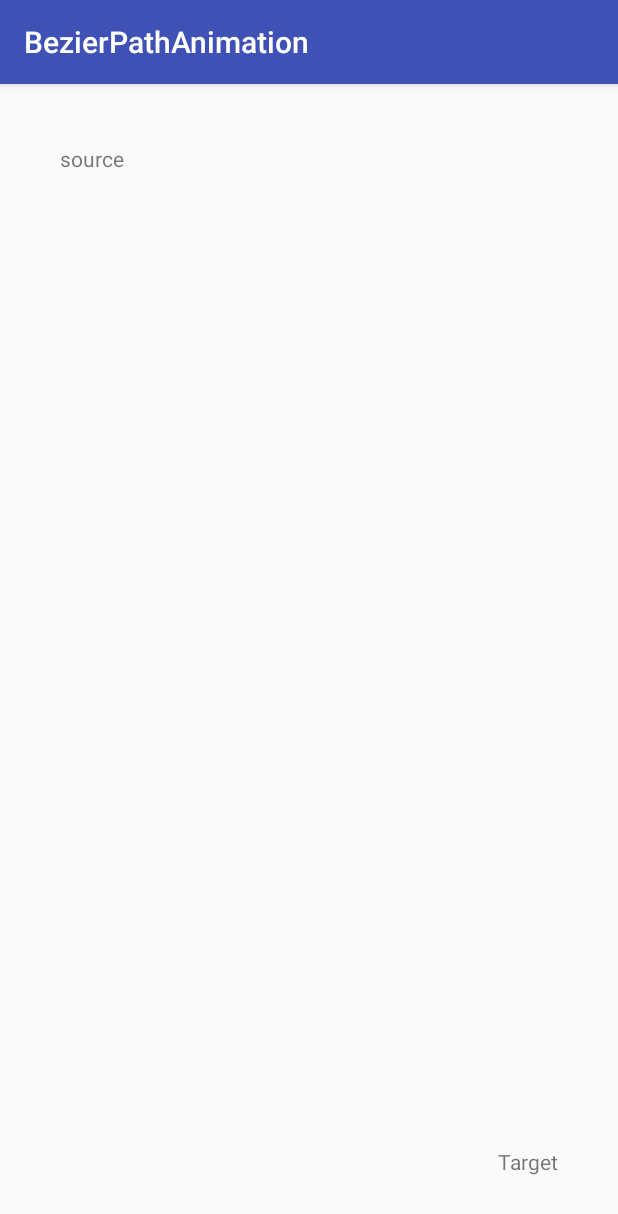
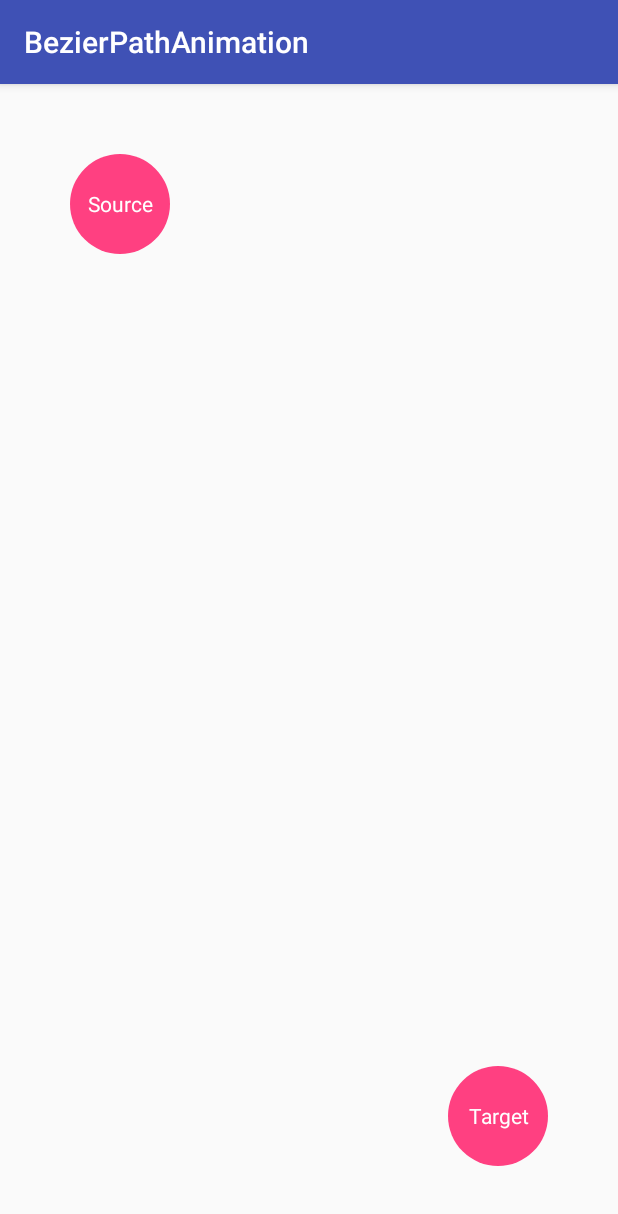
Before and after one commit to twiceyuan/BezierPathAnimation, an Android app: the screen it shows after launch (MainActivity), on a phone screen of 412 x 824 dp. Shown: the top 1214 px of the screen. Run offline under Robolectric (Android 15) with nearby library versions, the phone set to English and light mode, and no system bars.

Commit message:
修正起始和目标位置

```diff
--- a/app/src/main/java/com/twiceyuan/bezierpathanimation/BezierHelper.java
+++ b/app/src/main/java/com/twiceyuan/bezierpathanimation/BezierHelper.java
@@ -95,7 +95,12 @@ public class BezierHelper {
         if (mTimeInterpolator == null) {
             mTimeInterpolator = new AccelerateInterpolator();
         }
-        startInternal();
+        mSource.post(new Runnable() {
+            @Override
+            public void run() {
+                startInternal();
+            }
+        });
     }
 
     private void startInternal() {
@@ -104,7 +109,9 @@ public class BezierHelper {
         // (这个图片就是执行动画的图片，从开始位置出发，经过一个抛物线（贝塞尔曲线），移动到购物车里)
         final ImageView sourceShadow = new ImageView(mSource.getContext());
         sourceShadow.setImageBitmap(viewToBitmap(mSource));
-        RelativeLayout.LayoutParams params = new RelativeLayout.LayoutParams(100, 100);
+        RelativeLayout.LayoutParams params = new RelativeLayout.LayoutParams(
+                mSource.getWidth(),
+                mSource.getHeight());
         mContainer.addView(sourceShadow, params);
 
         // 二、计算动画开始/结束点的坐标的准备工作
@@ -122,11 +129,11 @@ public class BezierHelper {
 
         // 三、正式开始计算动画开始/结束的坐标
         // 开始掉落的商品的起始点：商品起始点-父布局起始点+该商品图片的一半
-        float startX = startLoc[0] - parentLocation[0] + mSource.getWidth() / 2;
-        float startY = startLoc[1] - parentLocation[1] - mSource.getHeight() / 2;
+        float startX = startLoc[0] - parentLocation[0];
+        float startY = startLoc[1] - parentLocation[1];
 
         // 商品掉落后的终点坐标：购物车起始点-父布局起始点+购物车图片的1/5
-        float toX = endLoc[0] - parentLocation[0] + mTarget.getWidth() / 5;
+        float toX = endLoc[0] - parentLocation[0];
         float toY = endLoc[1] - parentLocation[1];
 
         // 四、计算中间动画的插值坐标（贝塞尔曲线）（其实就是用贝塞尔曲线来完成起终点的过程）
--- /dev/null
+++ b/app/src/main/res/drawable/ic_circle.xml
@@ -0,0 +1,9 @@
+<vector xmlns:android="http://schemas.android.com/apk/res/android"
+        android:width="24dp"
+        android:height="24dp"
+        android:viewportWidth="24.0"
+        android:viewportHeight="24.0">
+    <path
+        android:fillColor="#FF000000"
+        android:pathData="M12,12m-10,0a10,10 0,1 1,20 0a10,10 0,1 1,-20 0"/>
+</vector>
--- a/app/src/main/res/layout/activity_main.xml
+++ b/app/src/main/res/layout/activity_main.xml
@@ -10,17 +10,25 @@
 
     <com.twiceyuan.bezierpathanimation.DragTextView
         android:id="@+id/source"
-        android:layout_width="wrap_content"
-        android:layout_height="wrap_content"
+        android:layout_width="80dp"
+        android:layout_height="80dp"
         android:layout_margin="40dp"
-        android:text="@string/source"/>
+        android:background="@drawable/ic_circle"
+        android:backgroundTint="@color/colorAccent"
+        android:gravity="center"
+        android:text="@string/source"
+        android:textColor="#ffffff"/>
 
     <com.twiceyuan.bezierpathanimation.DragTextView
         android:id="@+id/target"
-        android:layout_width="wrap_content"
-        android:layout_height="wrap_content"
+        android:layout_width="80dp"
+        android:layout_height="80dp"
         android:layout_gravity="bottom|end"
         android:layout_margin="40dp"
-        android:text="@string/target"/>
+        android:background="@drawable/ic_circle"
+        android:backgroundTint="@color/colorAccent"
+        android:gravity="center"
+        android:text="@string/target"
+        android:textColor="#ffffff"/>
 
 </FrameLayout>
--- a/app/src/main/res/values/strings.xml
+++ b/app/src/main/res/values/strings.xml
@@ -1,5 +1,5 @@
 <resources>
     <string name="app_name">BezierPathAnimation</string>
-    <string name="source">source</string>
+    <string name="source">Source</string>
     <string name="target">Target</string>
 </resources>
```
Also changed, not shown: 2 other files.
